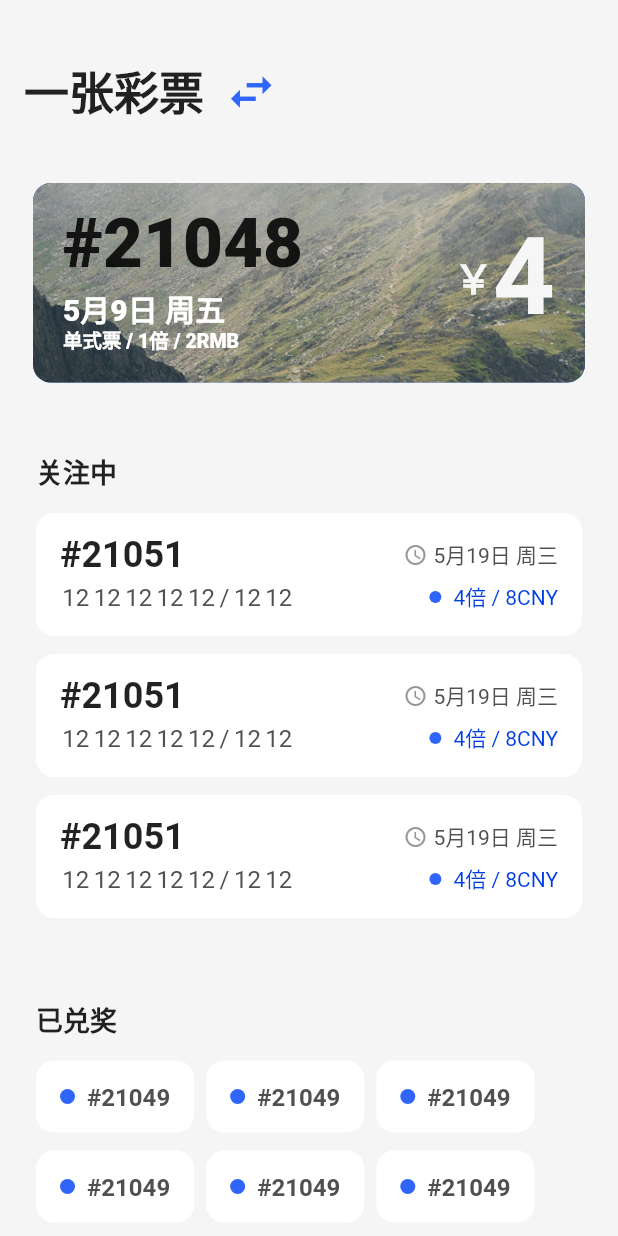
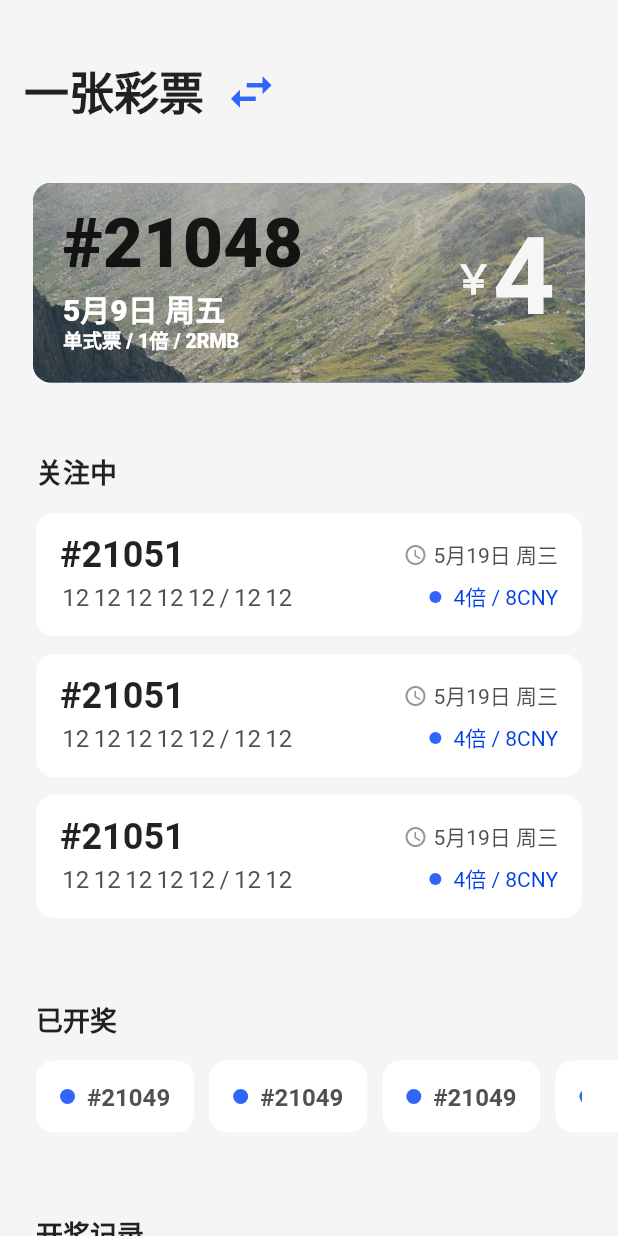
Before and after one commit to ShookLyngs/lyngs-donator, a Flutter app: the screen it shows after launch, on a phone screen of 412 x 824 dp. Run offline on Flutter 3.47's test engine with Material 2 defaults, Android fonts, the phone set to English and light mode, and no system bars; our stand-ins replace flutter_sticky_header, get.

Commit message:
update(view/home): update layout.

```diff
--- a/lib/pages/home/checked_list.dart
+++ b/lib/pages/home/checked_list.dart
@@ -6,20 +6,23 @@ class CheckedList extends StatelessWidget {
   @override
   Widget build(BuildContext context) {
     return ListSection(
-      title: '已兑奖',
+      title: '已开奖',
       direction: ListSectionDirection.row,
       children: [
         Expanded(
-          child: Wrap(
-            spacing: 8,
-            children: [
-              CheckedListItem(),
-              CheckedListItem(),
-              CheckedListItem(),
-              CheckedListItem(),
-              CheckedListItem(),
-              CheckedListItem(),
-            ],
+          child: SizedBox(
+            height: 60,
+            child: ListView.separated(
+              physics: const BouncingScrollPhysics(),
+              scrollDirection: Axis.horizontal,
+              itemCount: 6,
+              itemBuilder: (_context, index) {
+                return CheckedListItem();
+              },
+              separatorBuilder: (_context, _index) {
+                return const SizedBox(width: 10);
+              },
+            ),
           ),
         ),
       ],
@@ -53,22 +56,6 @@ class CheckedListItem extends StatelessWidget {
               fontWeight: FontWeight.bold,
             ),
           ),
-
-          /*const SizedBox(width: 8),
-          const Text(
-            '-8',
-            style: TextStyle(
-              fontSize: 20,
-            ),
-          )*/
-
-          /*const Spacer(),
-          const Text(
-            '-8 CNY',
-            style: TextStyle(
-              fontSize: 20,
-            ),
-          ),*/
         ],
       ),
     );
--- a/lib/pages/home/list_section.dart
+++ b/lib/pages/home/list_section.dart
@@ -9,17 +9,19 @@ class ListSection extends StatelessWidget {
   final List<Widget> children;
   final String title;
   final ListSectionDirection direction;
+  final EdgeInsetsGeometry? padding;
 
   ListSection({
     required this.title,
     required this.children,
+    this.padding,
     this.direction = ListSectionDirection.column,
   });
 
   @override
   Widget build(BuildContext context) {
     return Padding(
-      padding: const EdgeInsets.all(24),
+      padding: padding ?? const EdgeInsets.all(24),
       child: Column(
         crossAxisAlignment: CrossAxisAlignment.start,
         children: [
```
Also changed, not shown: pubspec.lock.
